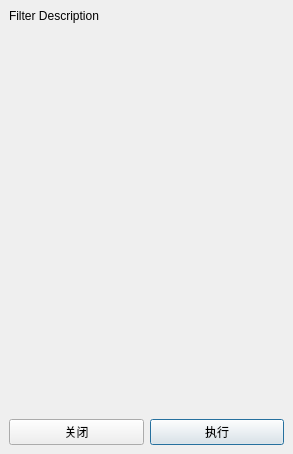
Before: the Qt Designer form Qt/Resources/UI/filterDialog.ui in hu-shuhan/editOpeniGame, drawn with Qt 5.
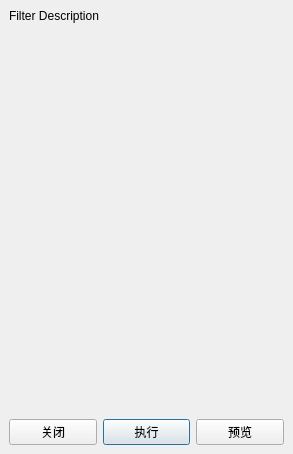
After: the same form once the commit is applied.

Patch:
```diff
--- a/Qt/Resources/UI/filterDialog.ui
+++ b/Qt/Resources/UI/filterDialog.ui
@@ -139,6 +139,12 @@
          </property>
         </widget>
        </item>
+       <item row="0" column="2">
+        <widget class="QPushButton" name="previewButton">
+         <property name="text"><string>预览</string></property>
+         <property name="visible"><bool>false</bool></property>
+        </widget>
+       </item>
       </layout>
      </widget>
     </item>
```
